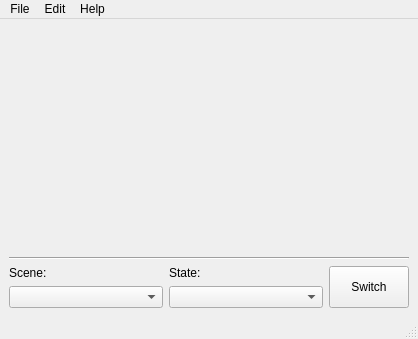
Before: the Qt Designer form AmbMainWindowUi.ui in Veggie13/Genesis1, drawn with Qt 5.
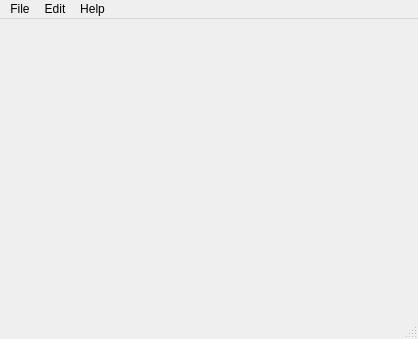
After: the same form once the commit is applied. Icons and pictures are not drawn.

```diff
--- a/AmbMainWindowUi.ui
+++ b/AmbMainWindowUi.ui
@@ -16,87 +16,6 @@
    <property name="windowTitle" >
     <string>Ambient Sound Studio</string>
    </property>
-   <layout class="QGridLayout" >
-    <item row="0" column="0" colspan="3" >
-     <widget class="QFrame" name="m_mainWidgetFrm" >
-      <property name="sizePolicy" >
-       <sizepolicy vsizetype="Expanding" hsizetype="Expanding" >
-        <horstretch>0</horstretch>
-        <verstretch>0</verstretch>
-       </sizepolicy>
-      </property>
-      <property name="frameShape" >
-       <enum>QFrame::NoFrame</enum>
-      </property>
-     </widget>
-    </item>
-    <item row="1" column="0" colspan="3" >
-     <widget class="Line" name="line" >
-      <property name="orientation" >
-       <enum>Qt::Horizontal</enum>
-      </property>
-     </widget>
-    </item>
-    <item row="2" column="0" >
-     <widget class="QLabel" name="label_2" >
-      <property name="sizePolicy" >
-       <sizepolicy vsizetype="Minimum" hsizetype="Preferred" >
-        <horstretch>0</horstretch>
-        <verstretch>0</verstretch>
-       </sizepolicy>
-      </property>
-      <property name="text" >
-       <string>Scene:</string>
-      </property>
-     </widget>
-    </item>
-    <item row="2" column="1" >
-     <widget class="QLabel" name="label_3" >
-      <property name="sizePolicy" >
-       <sizepolicy vsizetype="Minimum" hsizetype="Preferred" >
-        <horstretch>0</horstretch>
-        <verstretch>0</verstretch>
-       </sizepolicy>
-      </property>
-      <property name="text" >
-       <string>State:</string>
-      </property>
-     </widget>
-    </item>
-    <item rowspan="2" row="2" column="2" >
-     <widget class="QPushButton" name="m_switchBtn" >
-      <property name="sizePolicy" >
-       <sizepolicy vsizetype="Preferred" hsizetype="Minimum" >
-        <horstretch>0</horstretch>
-        <verstretch>0</verstretch>
-       </sizepolicy>
-      </property>
-      <property name="text" >
-       <string>Switch</string>
-      </property>
-     </widget>
-    </item>
-    <item row="3" column="0" >
-     <widget class="QComboBox" name="m_sceneCbo" >
-      <property name="sizePolicy" >
-       <sizepolicy vsizetype="Fixed" hsizetype="MinimumExpanding" >
-        <horstretch>0</horstretch>
-        <verstretch>0</verstretch>
-       </sizepolicy>
-      </property>
-     </widget>
-    </item>
-    <item row="3" column="1" >
-     <widget class="QComboBox" name="m_stateCbo" >
-      <property name="sizePolicy" >
-       <sizepolicy vsizetype="Fixed" hsizetype="MinimumExpanding" >
-        <horstretch>0</horstretch>
-        <verstretch>0</verstretch>
-       </sizepolicy>
-      </property>
-     </widget>
-    </item>
-   </layout>
   </widget>
   <widget class="QMenuBar" name="menubar" >
    <property name="geometry" >
```
